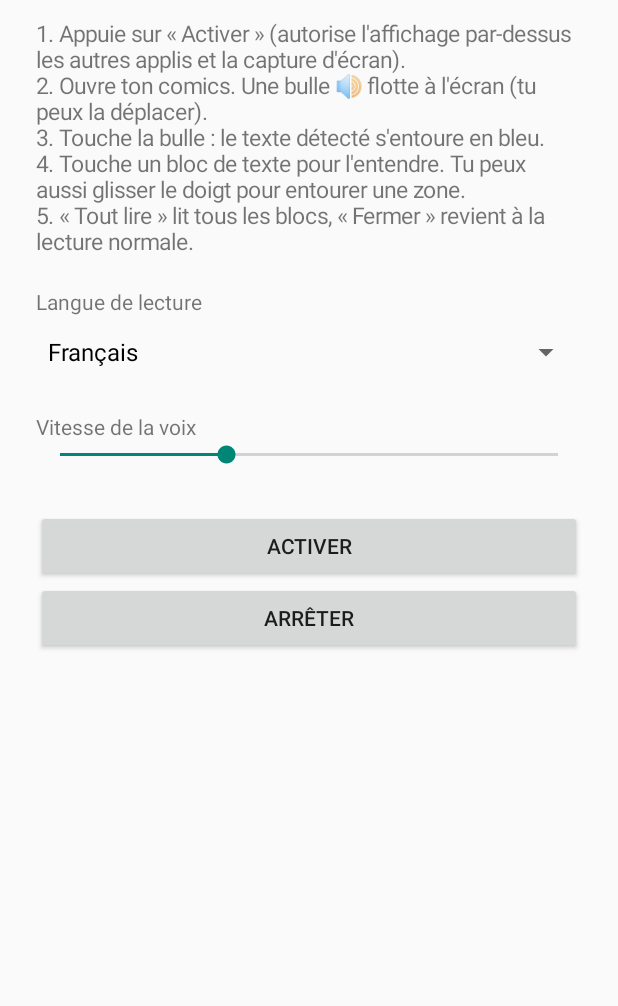
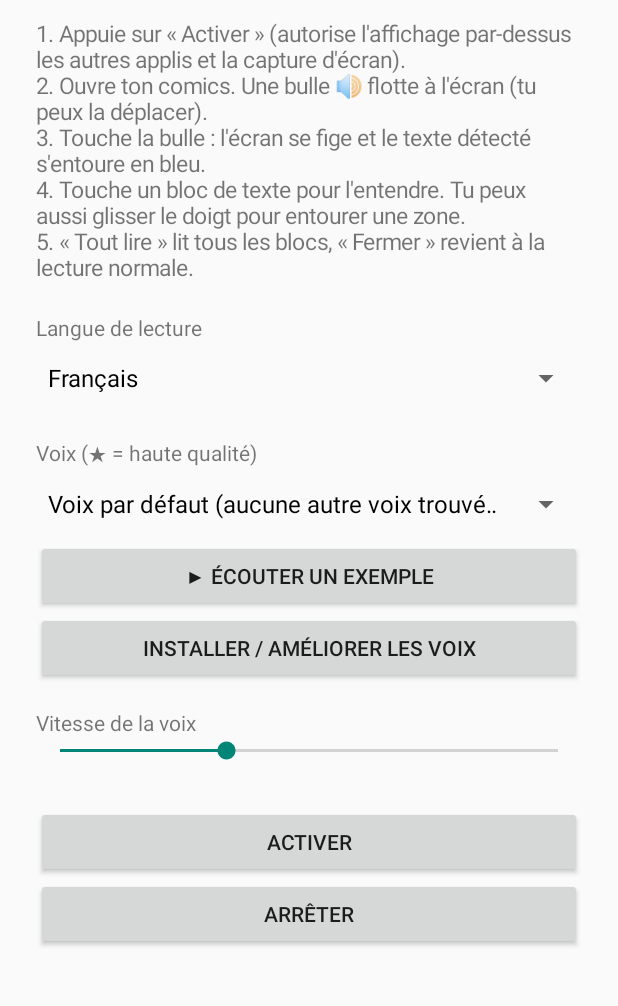
Before and after one commit to idriiss932/lecteur-ecran, an Android app: the screen it shows after launch (MainActivity), on a phone screen of 412 x 824 dp, the part 185-1191 px from its top. Run offline under Robolectric (Android 15) with nearby library versions, the phone set to English and light mode, and no system bars.

Commit message:
Choix de la voix dans l'appli, écran figé pendant la sélection
Co-Authored-By: Claude Sonnet 5.5 <noreply@anthropic.com>
Claude-Session: https://claude.ai/code/session_012y47pePGTRWhs77PCumJeD

```diff
--- a/app/src/main/java/com/example/lecteurecran/MainActivity.kt
+++ b/app/src/main/java/com/example/lecteurecran/MainActivity.kt
@@ -11,6 +11,8 @@ import android.net.Uri
 import android.os.Build
 import android.os.Bundle
 import android.provider.Settings
+import android.speech.tts.TextToSpeech
+import android.speech.tts.Voice
 import android.view.View
 import android.widget.AdapterView
 import android.widget.ArrayAdapter
@@ -21,6 +23,7 @@ import android.widget.SeekBar
 import android.widget.Spinner
 import android.widget.TextView
 import android.widget.Toast
+import java.util.Locale
 
 class MainActivity : Activity() {
 
@@ -39,10 +42,23 @@ class MainActivity : Activity() {
         "Português" to "pt-PT"
     )
 
+    private val samples = mapOf(
+        "fr" to "Bonjour, voici un exemple de lecture à voix haute.",
+        "en" to "Hello, this is a sample of the reading voice.",
+        "es" to "Hola, este es un ejemplo de lectura en voz alta.",
+        "de" to "Hallo, das ist ein Beispiel für die Vorlesestimme.",
+        "it" to "Ciao, questo è un esempio di lettura ad alta voce.",
+        "pt" to "Olá, este é um exemplo de leitura em voz alta."
+    )
+
     private lateinit var prefs: SharedPreferences
+    private lateinit var voiceSpinner: Spinner
     private var notifAsked = false
+    private var tts: TextToSpeech? = null
+    private var voiceList: List<Voice> = emptyList()
 
     private fun dp(v: Int) = (v * resources.displayMetrics.density).toInt()
+    private fun langTag() = prefs.getString("lang", "fr-FR") ?: "fr-FR"
 
     override fun onCreate(savedInstanceState: Bundle?) {
         super.onCreate(savedInstanceState)
@@ -60,33 +76,61 @@ class MainActivity : Activity() {
         col.addView(TextView(this).apply {
             text = "1. Appuie sur « Activer » (autorise l'affichage par-dessus les autres applis et la capture d'écran).\n" +
                 "2. Ouvre ton comics. Une bulle 🔊 flotte à l'écran (tu peux la déplacer).\n" +
-                "3. Touche la bulle : le texte détecté s'entoure en bleu.\n" +
+                "3. Touche la bulle : l'écran se fige et le texte détecté s'entoure en bleu.\n" +
                 "4. Touche un bloc de texte pour l'entendre. Tu peux aussi glisser le doigt pour entourer une zone.\n" +
                 "5. « Tout lire » lit tous les blocs, « Fermer » revient à la lecture normale."
             textSize = 15f
             setPadding(0, dp(12), 0, dp(20))
         })
 
+        // ---- langue
         col.addView(TextView(this).apply { text = "Langue de lecture"; textSize = 14f })
-        val spinner = Spinner(this)
-        spinner.adapter = ArrayAdapter(
+        val langSpinner = Spinner(this)
+        langSpinner.adapter = ArrayAdapter(
             this, android.R.layout.simple_spinner_dropdown_item, languages.map { it.first }
         )
-        val saved = prefs.getString("lang", "fr-FR")
-        spinner.setSelection(languages.indexOfFirst { it.second == saved }.coerceAtLeast(0))
-        spinner.onItemSelectedListener = object : AdapterView.OnItemSelectedListener {
+        langSpinner.setSelection(languages.indexOfFirst { it.second == langTag() }.coerceAtLeast(0))
+        langSpinner.onItemSelectedListener = object : AdapterView.OnItemSelectedListener {
             override fun onItemSelected(p: AdapterView<*>?, v: View?, pos: Int, id: Long) {
-                prefs.edit().putString("lang", languages[pos].second).apply()
+                val tag = languages[pos].second
+                if (tag != langTag()) {
+                    prefs.edit().putString("lang", tag).apply()
+                    refreshVoices()
+                }
             }
             override fun onNothingSelected(p: AdapterView<*>?) {}
         }
-        col.addView(spinner)
+        col.addView(langSpinner)
 
+        // ---- voix
+        col.addView(TextView(this).apply {
+            text = "Voix (★ = haute qualité)"; textSize = 14f
+            setPadding(0, dp(16), 0, 0)
+        })
+        voiceSpinner = Spinner(this)
+        voiceSpinner.onItemSelectedListener = object : AdapterView.OnItemSelectedListener {
+            override fun onItemSelected(p: AdapterView<*>?, v: View?, pos: Int, id: Long) {
+                voiceList.getOrNull(pos)?.let { prefs.edit().putString("voice", it.name).apply() }
+            }
+            override fun onNothingSelected(p: AdapterView<*>?) {}
+        }
+        col.addView(voiceSpinner)
+
+        col.addView(Button(this).apply {
+            text = "▶ Écouter un exemple"
+            setOnClickListener { speakSample() }
+        })
+        col.addView(Button(this).apply {
+            text = "Installer / améliorer les voix"
+            setOnClickListener { openTtsSettings() }
+        })
+
+        // ---- vitesse
         col.addView(TextView(this).apply {
             text = "Vitesse de la voix"; textSize = 14f
             setPadding(0, dp(16), 0, 0)
         })
-        val seek = SeekBar(this).apply {
+        col.addView(SeekBar(this).apply {
             max = 150 // 0.5x à 2.0x
             progress = ((prefs.getFloat("rate", 1f) - 0.5f) * 100).toInt().coerceIn(0, 150)
             setOnSeekBarChangeListener(object : SeekBar.OnSeekBarChangeListener {
@@ -96,8 +140,7 @@ class MainActivity : Activity() {
                 override fun onStartTrackingTouch(s: SeekBar?) {}
                 override fun onStopTrackingTouch(s: SeekBar?) {}
             })
-        }
-        col.addView(seek)
+        })
 
         col.addView(Button(this).apply {
             text = "Activer"
@@ -113,7 +156,83 @@ class MainActivity : Activity() {
         })
 
         setContentView(ScrollView(this).apply { addView(col) })
+
+        tts = TextToSpeech(this) { status ->
+            if (status == TextToSpeech.SUCCESS) refreshVoices()
+        }
     }
+
+    override fun onResume() {
+        super.onResume()
+        // au retour des réglages de synthèse vocale : nouvelles voix éventuelles
+        refreshVoices()
+    }
+
+    override fun onDestroy() {
+        tts?.shutdown()
+        tts = null
+        super.onDestroy()
+    }
+
+    // ---------------------------------------------------------------- voix
+
+    private fun refreshVoices() {
+        val t = tts ?: return
+        val lang = Locale.forLanguageTag(langTag())
+        val all: List<Voice> = try {
+            t.voices?.toList() ?: emptyList()
+        } catch (e: Exception) {
+            emptyList()
+        }
+        voiceList = all
+            .filter { it.locale.language == lang.language }
+            .sortedWith(
+                compareByDescending<Voice> { it.locale.country == lang.country }
+                    .thenBy { it.isNetworkConnectionRequired }
+                    .thenByDescending { it.quality }
+            )
+        val labels = if (voiceList.isEmpty()) {
+            listOf("Voix par défaut (aucune autre voix trouvée)")
+        } else {
+            voiceList.mapIndexed { i, v ->
+                val region = v.locale.displayCountry.ifEmpty { v.locale.displayLanguage }
+                "Voix ${i + 1} · $region" +
+                    (if (v.quality >= Voice.QUALITY_HIGH) " ★" else "") +
+                    (if (v.isNetworkConnectionRequired) " · en ligne" else "")
+            }
+        }
+        voiceSpinner.adapter =
+            ArrayAdapter(this, android.R.layout.simple_spinner_dropdown_item, labels)
+        val saved = prefs.getString("voice", null)
+        val idx = voiceList.indexOfFirst { it.name == saved }
+        if (idx < 0 && voiceList.isNotEmpty()) {
+            prefs.edit().putString("voice", voiceList[0].name).apply()
+        }
+        voiceSpinner.setSelection(if (idx >= 0) idx else 0)
+    }
+
+    private fun speakSample() {
+        val t = tts
+        if (t == null) {
+            Toast.makeText(this, "La voix n'est pas encore prête", Toast.LENGTH_SHORT).show()
+            return
+        }
+        val lang = Locale.forLanguageTag(langTag())
+        t.setLanguage(lang)
+        voiceList.getOrNull(voiceSpinner.selectedItemPosition)?.let { t.setVoice(it) }
+        t.setSpeechRate(prefs.getFloat("rate", 1f))
+        t.speak(samples[lang.language] ?: samples.getValue("en"), TextToSpeech.QUEUE_FLUSH, null, "sample")
+    }
+
+    private fun openTtsSettings() {
+        try {
+            startActivity(Intent("com.android.settings.TTS_SETTINGS"))
+        } catch (e: Exception) {
+            startActivity(Intent(Settings.ACTION_SETTINGS))
+        }
+    }
+
+    // ---------------------------------------------------------------- démarrage
 
     private fun begin() {
         if (!Settings.canDrawOverlays(this)) {
--- a/app/src/main/java/com/example/lecteurecran/PickerView.kt
+++ b/app/src/main/java/com/example/lecteurecran/PickerView.kt
@@ -1,6 +1,7 @@
 package com.example.lecteurecran
 
 import android.content.Context
+import android.graphics.Bitmap
 import android.graphics.Canvas
 import android.graphics.DashPathEffect
 import android.graphics.Paint
@@ -25,6 +26,7 @@ data class OcrBlock(val text: String, val rect: Rect, val lines: List<OcrLine>)
  */
 class PickerView(
     context: Context,
+    private val frozen: Bitmap,
     private val blocks: List<OcrBlock>,
     private val onRead: (text: String, rects: List<Rect>) -> Unit
 ) : View(context) {
@@ -60,7 +62,8 @@ class PickerView(
 
     override fun onDraw(canvas: Canvas) {
         getLocationOnScreen(loc)
-        canvas.drawColor(0x22000000)
+        // Image figée de l'écran : la page dessous peut bouger, le texte reste aligné
+        if (!frozen.isRecycled) canvas.drawBitmap(frozen, -loc[0].toFloat(), -loc[1].toFloat(), null)
         val r = 6 * dp
         for (b in blocks) {
             tmp.set(b.rect); tmp.offset(-loc[0].toFloat(), -loc[1].toFloat())
```
Also changed, not shown: app/src/main/java/com/example/lecteurecran/OverlayService.kt (+17 -4 lines).
